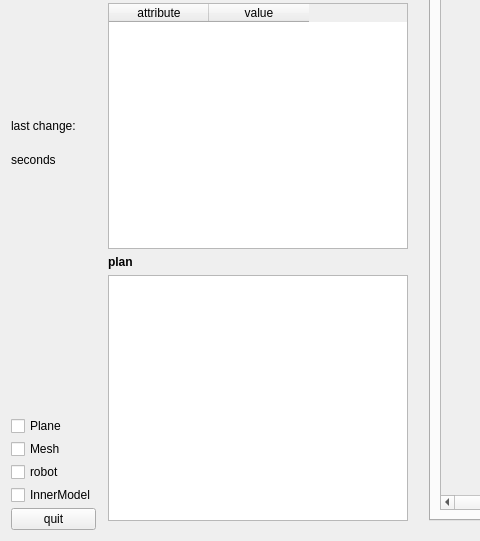
The window that tools/agmmission/src/mainUI.ui (rahulkatiyar19955/AGM) describes before a commit, drawn with Qt 5; both pictures show x 0 to 480 and y 302 to 843 of the 1151 by 843 pixel window.
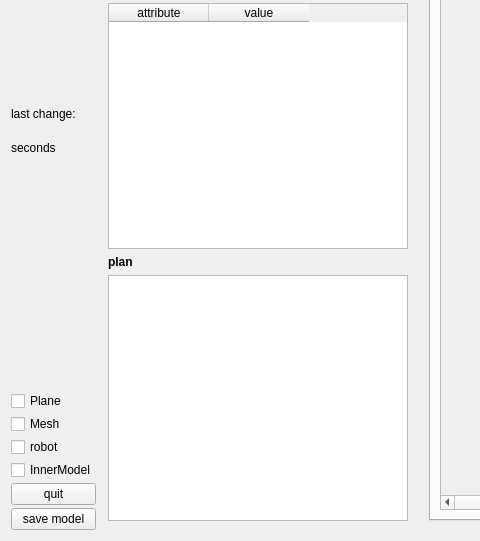
The same window after the commit.

```diff
--- a/tools/agmmission/src/mainUI.ui
+++ b/tools/agmmission/src/mainUI.ui
@@ -166,6 +166,13 @@
        </property>
       </widget>
      </item>
+     <item>
+      <widget class="QPushButton" name="saveButton">
+       <property name="text">
+        <string>save model</string>
+       </property>
+      </widget>
+     </item>
     </layout>
    </item>
    <item>
```
